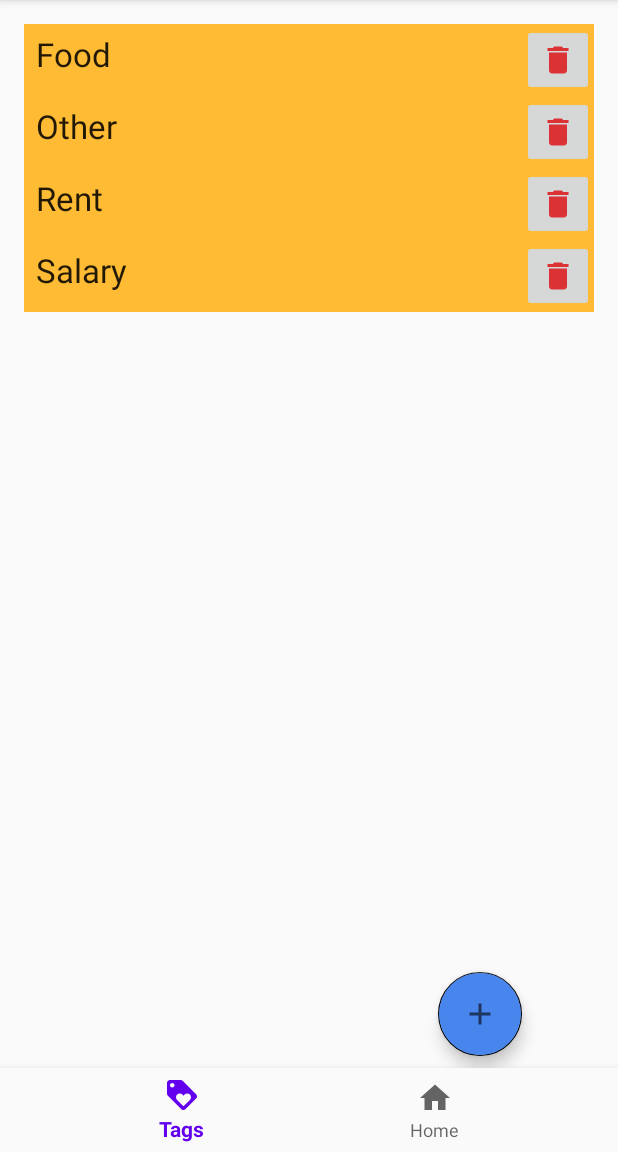
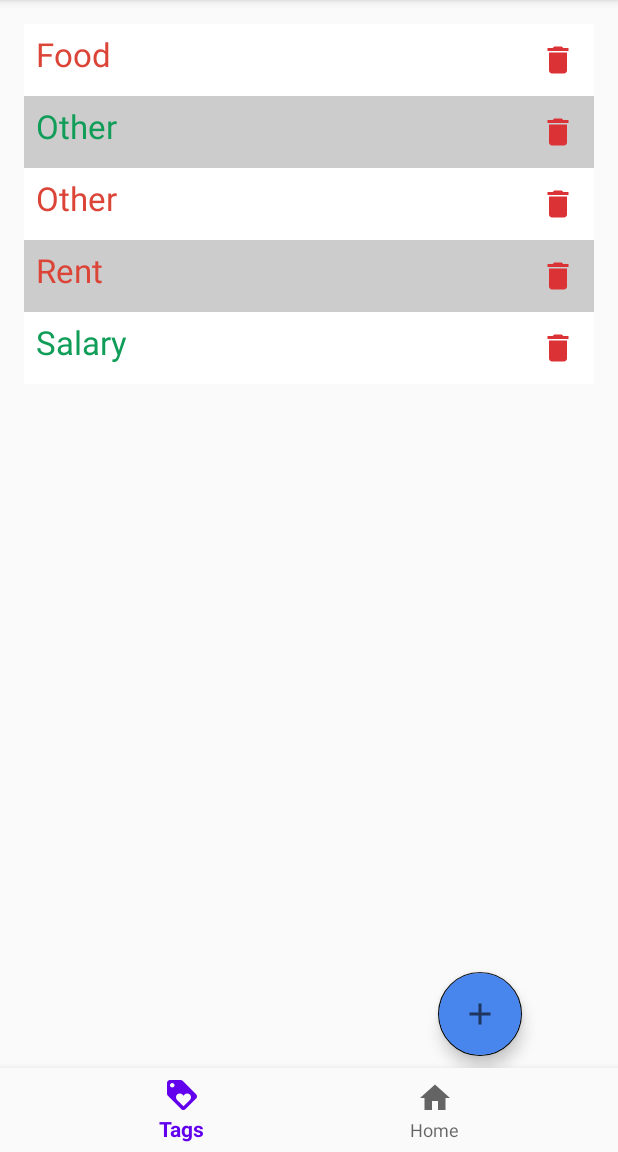
Before and after one commit to TonyLim658/expense, an Android app: the TagsFragment screen opened through its navigation route, on a phone screen of 412 x 824 dp, the part 84-1236 px from its top. Run offline under Robolectric (Android 15) with nearby library versions, the phone set to English and light mode, and no system bars; our stand-ins replace Room's generated code, navigation-ui; libraries missing offline, so code that uses them is left out: com.github.mikephil.charting; 20 statements that could not run were skipped.

Commit message:
color on text and background for tag and trade by type

```diff
--- a/app/src/main/java/com/example/expensemanager/database/ExpenseDatabase.kt
+++ b/app/src/main/java/com/example/expensemanager/database/ExpenseDatabase.kt
@@ -82,6 +82,8 @@ abstract class ExpenseDatabase : RoomDatabase() {
             val sheetId = sheetDao.insert(sheet)
             var tag = Tag(0, "Other", "", true, sheetId)
             tagDao.insert(tag)
+            tag = Tag(0, "Other", "", false, sheetId)
+            tagDao.insert(tag)
             tag = Tag(0, "Food", "", false, sheetId)
             tagDao.insert(tag)
             tag = Tag(0, "Rent", "", false, sheetId)
--- a/app/src/main/java/com/example/expensemanager/database/adapter/TagAdapter.kt
+++ b/app/src/main/java/com/example/expensemanager/database/adapter/TagAdapter.kt
@@ -1,12 +1,15 @@
 package com.example.expensemanager.database.adapter
 
 import android.content.Context
+import android.graphics.Color
 import android.util.Log
 import android.view.LayoutInflater
 import android.view.View
 import android.view.ViewGroup
 import android.widget.ImageButton
+import android.widget.LinearLayout
 import android.widget.TextView
+import androidx.constraintlayout.widget.ConstraintLayout
 import androidx.recyclerview.widget.RecyclerView
 import com.example.expensemanager.R
 import com.example.expensemanager.database.entity.Tag
@@ -19,6 +22,7 @@ class TagAdapter internal constructor(
     private var tags = emptyList<Tag>() // Cached copy of words
 
     inner class TagViewHolder(itemView: View) : RecyclerView.ViewHolder(itemView) {
+        val layout: ConstraintLayout = itemView.findViewById(R.id.linearLayoutTagRecycler)
         val tagItemView: TextView = itemView.findViewById(R.id.textView)
         val tagDeleteButton: ImageButton = itemView.findViewById(R.id.btn_delete_item)
     }
@@ -31,6 +35,10 @@ class TagAdapter internal constructor(
     override fun onBindViewHolder(holder: TagViewHolder, position: Int) {
         val current = tags[position]
         holder.tagItemView.text = current.label
+        holder.layout.setBackgroundColor(if(position % 2 == 1) Color.LTGRAY else Color.WHITE)
+        holder.tagItemView.setTextColor(if(current.is_income)
+            Color.parseColor("#0F9D58") else Color.parseColor("#DB4437"))
+
         holder.tagDeleteButton.setOnClickListener {
             Log.d("TagListAdapter : ", "delete me on position $position !")
             var newTags = this.tags.toMutableList()
--- a/app/src/main/java/com/example/expensemanager/database/adapter/TradeAdapter.kt
+++ b/app/src/main/java/com/example/expensemanager/database/adapter/TradeAdapter.kt
@@ -1,12 +1,14 @@
 package com.example.expensemanager.database.adapter
 
 import android.content.Context
+import android.graphics.Color
 import android.util.Log
 import android.view.LayoutInflater
 import android.view.View
 import android.view.ViewGroup
 import android.widget.ImageButton
 import android.widget.TextView
+import androidx.constraintlayout.widget.ConstraintLayout
 import androidx.recyclerview.widget.RecyclerView
 import com.example.expensemanager.R
 import com.example.expensemanager.database.entity.Trade
@@ -20,6 +22,7 @@ class TradeAdapter internal constructor(
     private var trades = emptyList<Trade>()
 
     inner class tradeViewHolder(itemView: View) : RecyclerView.ViewHolder(itemView) {
+        val layout: ConstraintLayout = itemView.findViewById(R.id.linearLayoutTagRecycler)
         val tradeItemView: TextView = itemView.findViewById(R.id.textView)
         val tradeDeleteButton: ImageButton = itemView.findViewById(R.id.btn_delete_item)
     }
@@ -31,6 +34,7 @@ class TradeAdapter internal constructor(
 
     override fun onBindViewHolder(holder: tradeViewHolder, position: Int) {
         val current = trades[position]
+        holder.layout.setBackgroundColor(if(position % 2 == 1) Color.LTGRAY else Color.WHITE)
         holder.tradeItemView.text = current.label + " " + current.amount.toString() +
                 "€ " + SimpleDateFormat("dd/M").format(current.date.time!!)
         holder.tradeDeleteButton.setOnClickListener {
--- a/app/src/main/res/layout/fragment_add_trade.xml
+++ b/app/src/main/res/layout/fragment_add_trade.xml
@@ -203,7 +203,7 @@
                     android:layout_width="wrap_content"
                     android:layout_height="wrap_content"
                     android:layout_marginTop="8dp"
-                    android:ems="10"
+                    android:ems="8"
                     android:hint="@string/add_note"
                     android:inputType="textLongMessage|text|textCapWords"
                     app:layout_constraintStart_toEndOf="@+id/btn-add-note"
--- a/app/src/main/res/layout/recyclerview_item.xml
+++ b/app/src/main/res/layout/recyclerview_item.xml
@@ -2,8 +2,7 @@
 <androidx.constraintlayout.widget.ConstraintLayout xmlns:android="http://schemas.android.com/apk/res/android"
     xmlns:app="http://schemas.android.com/apk/res-auto"
     xmlns:tools="http://schemas.android.com/tools"
-    android:id="@+id/linearLayout4"
-    android:background="@android:color/holo_orange_light"
+    android:id="@+id/linearLayoutTagRecycler"
     android:layout_width="match_parent"
     android:layout_height="wrap_content">
 
@@ -12,6 +11,7 @@
         style="@style/word_title"
         android:layout_width="0dp"
         android:layout_height="wrap_content"
+        android:background="@color/transparency"
         app:layout_constraintBottom_toBottomOf="parent"
         app:layout_constraintStart_toStartOf="parent"
         app:layout_constraintTop_toTopOf="parent" />
@@ -20,6 +20,7 @@
         android:id="@+id/btn-delete-item"
         android:layout_width="@android:dimen/app_icon_size"
         android:layout_height="@android:dimen/app_icon_size"
+        android:background="@color/transparency"
         android:contentDescription="@string/description_btn_delete_item"
         app:layout_constraintBottom_toBottomOf="parent"
         app:layout_constraintEnd_toEndOf="parent"
--- a/app/src/main/res/navigation/mobile_navigation.xml
+++ b/app/src/main/res/navigation/mobile_navigation.xml
@@ -64,10 +64,6 @@
         <action
             android:id="@+id/action_navigation_trade_to_navigation_home"
             app:destination="@id/navigation_home" />
-        <action
-            android:id="@+id/action_navigation_add_trade_to_navigation_add_note"
-            app:destination="@id/navigation_add_note"
-            app:popUpTo="@id/navigation_add_trade" />
         <argument
             android:name="tradeId"
             app:argType="long" />
```
Also changed, not shown: app/src/main/java/com/example/expensemanager/ui/home/HomeFragment.kt (+8 -6 lines), app/src/main/java/com/example/expensemanager/ui/trade/AddTradeFragment.kt (+6 -8 lines).
